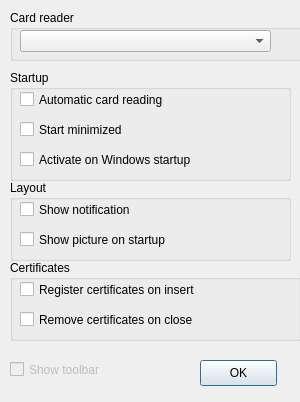
Before: the Qt Designer form _src/eidmw/eidgui/dlgOptions.ui in algv/middleware-offline, drawn with Qt 5.
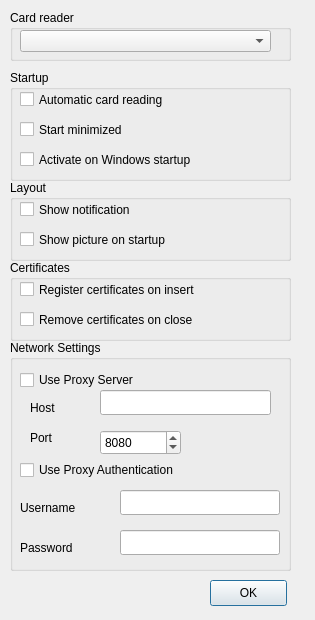
After: the same form once the commit is applied.

```diff
--- a/_src/eidmw/eidgui/dlgOptions.ui
+++ b/_src/eidmw/eidgui/dlgOptions.ui
@@ -6,8 +6,8 @@
    <rect>
     <x>0</x>
     <y>0</y>
-    <width>300</width>
-    <height>402</height>
+    <width>315</width>
+    <height>620</height>
    </rect>
   </property>
   <property name="sizePolicy">
@@ -19,7 +19,7 @@
   <property name="maximumSize">
    <size>
     <width>600</width>
-    <height>417</height>
+    <height>620</height>
    </size>
   </property>
   <property name="windowTitle">
@@ -94,7 +94,7 @@
     <rect>
      <x>10</x>
      <y>260</y>
-     <width>291</width>
+     <width>281</width>
      <height>81</height>
     </rect>
    </property>
@@ -175,7 +175,7 @@
     <rect>
      <x>10</x>
      <y>10</y>
-     <width>301</width>
+     <width>281</width>
      <height>51</height>
     </rect>
    </property>
@@ -196,8 +196,8 @@
   <widget class="QPushButton" name="okButton">
    <property name="geometry">
     <rect>
-     <x>200</x>
-     <y>360</y>
+     <x>210</x>
+     <y>580</y>
      <width>77</width>
      <height>26</height>
     </rect>
@@ -206,24 +206,148 @@
     <string>OK</string>
    </property>
   </widget>
-  <widget class="QCheckBox" name="chbShowToolbar">
-   <property name="enabled">
-    <bool>false</bool>
-   </property>
+  <widget class="QGroupBox" name="groupBox_proxy">
    <property name="geometry">
     <rect>
      <x>10</x>
-     <y>360</y>
-     <width>261</width>
-     <height>19</height>
+     <y>340</y>
+     <width>281</width>
+     <height>231</height>
     </rect>
    </property>
-   <property name="toolTip">
-    <string>Determins whether the toolbar gets shown or not</string>
+   <property name="title">
+    <string>Network Settings</string>
    </property>
-   <property name="text">
-    <string>Show toolbar</string>
-   </property>
+   <widget class="QCheckBox" name="checkBox_proxy">
+    <property name="geometry">
+     <rect>
+      <x>10</x>
+      <y>30</y>
+      <width>191</width>
+      <height>20</height>
+     </rect>
+    </property>
+    <property name="text">
+     <string>Use Proxy Server</string>
+    </property>
+   </widget>
+   <widget class="QLineEdit" name="lineEdit_proxyHost">
+    <property name="geometry">
+     <rect>
+      <x>90</x>
+      <y>50</y>
+      <width>171</width>
+      <height>25</height>
+     </rect>
+    </property>
+   </widget>
+   <widget class="QLabel" name="label_proxyhost">
+    <property name="geometry">
+     <rect>
+      <x>20</x>
+      <y>60</y>
+      <width>62</width>
+      <height>15</height>
+     </rect>
+    </property>
+    <property name="text">
+     <string>Host</string>
+    </property>
+   </widget>
+   <widget class="QLabel" name="label_proxyPort">
+    <property name="geometry">
+     <rect>
+      <x>20</x>
+      <y>90</y>
+      <width>62</width>
+      <height>15</height>
+     </rect>
+    </property>
+    <property name="text">
+     <string>Port</string>
+    </property>
+   </widget>
+   <widget class="QSpinBox" name="spinBox">
+    <property name="geometry">
+     <rect>
+      <x>90</x>
+      <y>90</y>
+      <width>81</width>
+      <height>25</height>
+     </rect>
+    </property>
+    <property name="minimum">
+     <number>1</number>
+    </property>
+    <property name="maximum">
+     <number>65535</number>
+    </property>
+    <property name="value">
+     <number>8080</number>
+    </property>
+   </widget>
+   <widget class="QCheckBox" name="checkBox_proxyAuth">
+    <property name="geometry">
+     <rect>
+      <x>10</x>
+      <y>120</y>
+      <width>230</width>
+      <height>20</height>
+     </rect>
+    </property>
+    <property name="text">
+     <string>Use Proxy Authentication</string>
+    </property>
+   </widget>
+   <widget class="QLabel" name="label_proxyUser">
+    <property name="geometry">
+     <rect>
+      <x>10</x>
+      <y>160</y>
+      <width>90</width>
+      <height>16</height>
+     </rect>
+    </property>
+    <property name="text">
+     <string>Username</string>
+    </property>
+   </widget>
+   <widget class="QLineEdit" name="lineEdit_proxyUser">
+    <property name="geometry">
+     <rect>
+      <x>110</x>
+      <y>150</y>
+      <width>160</width>
+      <height>25</height>
+     </rect>
+    </property>
+   </widget>
+   <widget class="QLabel" name="label_proxyPwd">
+    <property name="geometry">
+     <rect>
+      <x>10</x>
+      <y>200</y>
+      <width>91</width>
+      <height>16</height>
+     </rect>
+    </property>
+    <property name="text">
+     <string>Password</string>
+    </property>
+   </widget>
+   <widget class="QLineEdit" name="lineEdit_proxyPwd">
+    <property name="geometry">
+     <rect>
+      <x>110</x>
+      <y>190</y>
+      <width>160</width>
+      <height>25</height>
+     </rect>
+    </property>
+    <property name="echoMode">
+     <enum>QLineEdit::Password</enum>
+    </property>
+   </widget>
   </widget>
  </widget>
  <resources/>
```
Left out of the diff: 23 changed lines with no effect on the pictures.
